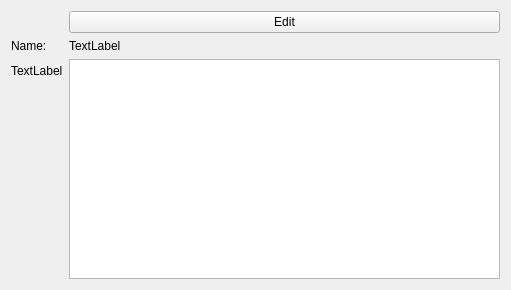
Before: the Qt Designer form ui/ViewGroupWidget.ui in jgardner1/JGRPGTools, drawn with Qt 5.
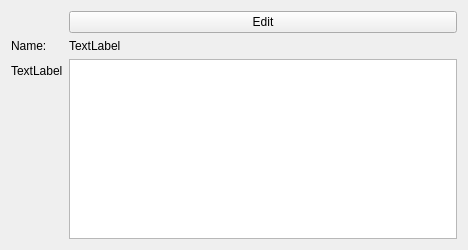
After: the same form once the commit is applied.

Commit message: Introducing CharacterItem

```diff
--- a/ui/ViewGroupWidget.ui
+++ b/ui/ViewGroupWidget.ui
@@ -6,8 +6,8 @@
    <rect>
     <x>0</x>
     <y>0</y>
-    <width>511</width>
-    <height>290</height>
+    <width>468</width>
+    <height>250</height>
    </rect>
   </property>
   <property name="windowTitle">
@@ -49,7 +49,7 @@
    <item row="2" column="1">
     <layout class="QHBoxLayout" name="horizontalLayout_2">
      <item>
-      <widget class="QTreeView" name="treeView"/>
+      <widget class="QListView" name="charactersListView"/>
      </item>
     </layout>
    </item>
```
The commit also changes 4 other files.
